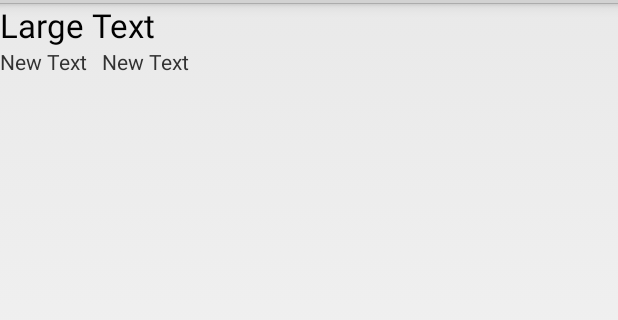
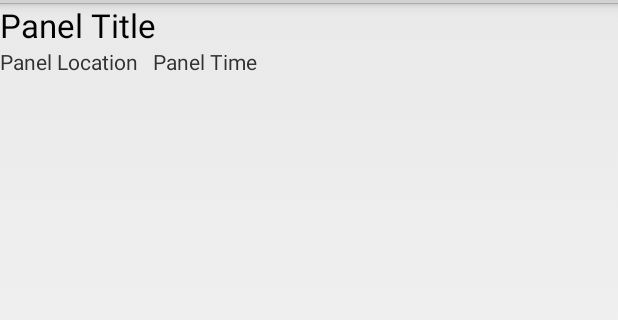
Before and after one commit to AnthonyLam/AnimeExpo2013, an Android app: the layout panel_list_row.xml on its own in the app's theme, with its tools: preview values and no code run, on a phone screen of 412 x 824 dp, the part 69-389 px from its top. Run offline under Robolectric (Android 15) with nearby library versions, the light colour scheme and no system bars.

Commit message:
Fixed listView

```diff
--- a/AnimeExpo2013/src/main/java/com/lamapress/animeexpo2013/EventAdapter.java
+++ b/AnimeExpo2013/src/main/java/com/lamapress/animeexpo2013/EventAdapter.java
@@ -10,9 +10,6 @@ import android.widget.ArrayAdapter;
 import android.widget.ImageView;
 import android.widget.TextView;
 
-/**
- * Created by Anthony on 6/19/13.
- */
 public class EventAdapter extends ArrayAdapter<Expo_Events> {
     Context context;
     int layoutResourceId;
--- a/AnimeExpo2013/src/main/res/layout/panel_list_row.xml
+++ b/AnimeExpo2013/src/main/res/layout/panel_list_row.xml
@@ -15,8 +15,8 @@
                 android:layout_width="wrap_content"
                 android:layout_height="wrap_content"
                 android:textAppearance="?android:attr/textAppearanceLarge"
-                android:text="Large Text"
-                android:id="@+id/panel_type"
+                android:text="Panel Title"
+                android:id="@+id/panel_title"
                 android:layout_gravity="left|center_vertical"
                 android:linksClickable="false"/>
 
@@ -27,14 +27,14 @@
             <TextView
                     android:layout_width="wrap_content"
                     android:layout_height="wrap_content"
-                    android:text="New Text"
+                    android:text="Panel Location"
                     android:id="@+id/panel_location"
                     android:layout_gravity="center_horizontal|top"/>
 
             <TextView
                     android:layout_width="wrap_content"
                     android:layout_height="wrap_content"
-                    android:text="New Text"
+                    android:text="Panel Time"
                     android:id="@+id/panel_time"
                     android:layout_gravity="center_horizontal|top"
                     android:layout_marginLeft="10dp"/>
--- a/AnimeExpo2013/src/main/res/layout/pop_event.xml
+++ b/AnimeExpo2013/src/main/res/layout/pop_event.xml
@@ -8,10 +8,10 @@
     android:paddingBottom="@dimen/activity_vertical_margin"
     tools:context=".EventPop">
 
-    <TextView
-        android:id="@+id/testID"
+    <ListView
+        android:id="@+id/popup_events"
         android:layout_width="wrap_content"
         android:layout_height="wrap_content"
-        android:text="@string/hello_world" />
+        android:layout_alignParentBottom="true"/>
 
 </RelativeLayout>
```
Also changed, not shown: AnimeExpo2013/src/main/java/com/lamapress/animeexpo2013/EventPop.java (+9 -8 lines), AnimeExpo2013/src/main/res/layout/popup_events.xml (+3 -4 lines), 4 other files.
